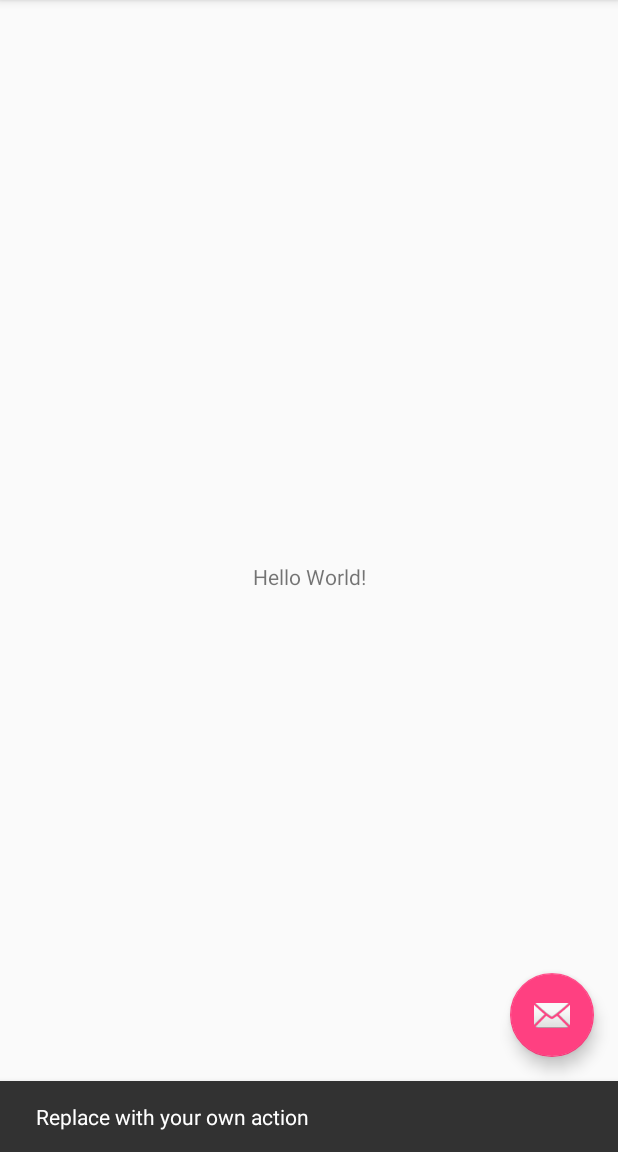
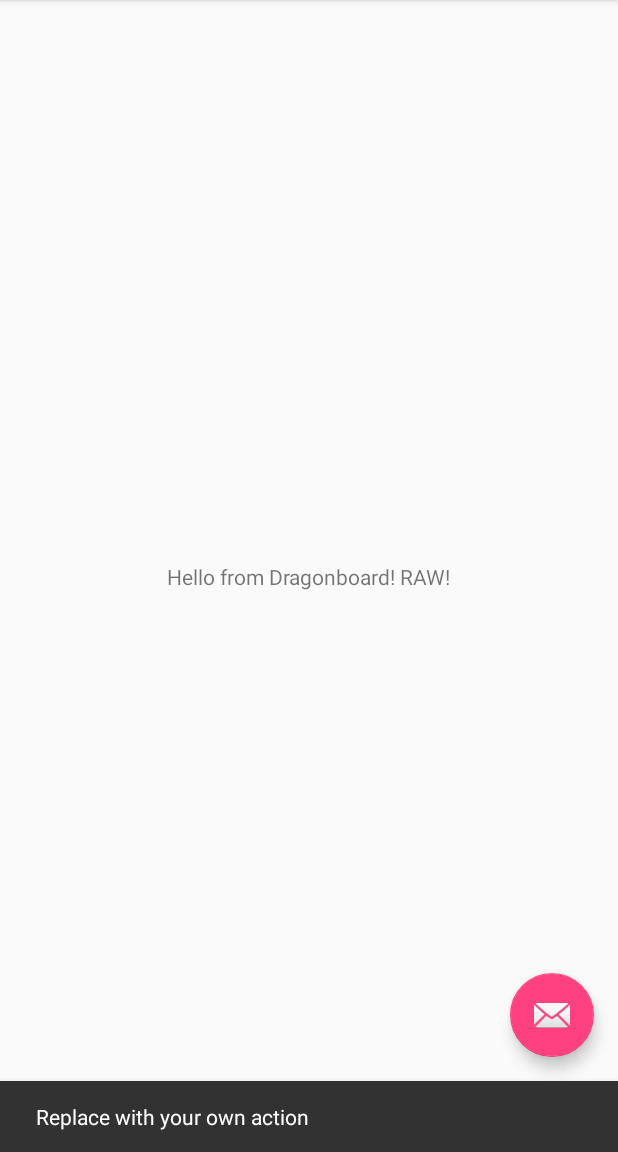
Before and after one commit to akhilbhujle/GitExample, an Android app: the screen it shows after launch (GitExampleActivity), after a tap on an icon or button, on a phone screen of 412 x 824 dp, the part 84-1236 px from its top. Run offline under Robolectric (Android 15) with nearby library versions, the phone set to English and light mode, and no system bars.

Commit message:
Change text to be more awsome!

```diff
--- a/app/src/main/res/layout/activity_git_example.xml
+++ b/app/src/main/res/layout/activity_git_example.xml
@@ -20,8 +20,6 @@
 
     </android.support.design.widget.AppBarLayout>
 
-    <include layout="@layout/content_git_example" />
-
     <android.support.design.widget.FloatingActionButton
         android:id="@+id/fab"
         android:layout_width="wrap_content"
@@ -30,4 +28,6 @@
         android:layout_margin="@dimen/fab_margin"
         app:srcCompat="@android:drawable/ic_dialog_email" />
 
+    <include layout="@layout/content_git_example" />
+
 </android.support.design.widget.CoordinatorLayout>
--- a/app/src/main/res/layout/content_git_example.xml
+++ b/app/src/main/res/layout/content_git_example.xml
@@ -11,7 +11,7 @@
     <TextView
         android:layout_width="wrap_content"
         android:layout_height="wrap_content"
-        android:text="Hello World!"
+        android:text="Hello from Dragonboard! RAW!"
         app:layout_constraintBottom_toBottomOf="parent"
         app:layout_constraintLeft_toLeftOf="parent"
         app:layout_constraintRight_toRightOf="parent"
```
